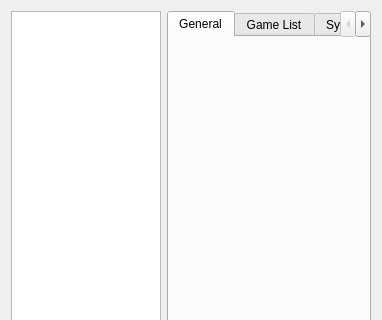
Old version of the form src/yuzu/configuration/configure.ui in the repository formylover/yuzu-early-access; both pictures show x 0 to 382 and y 0 to 320 of the 382 by 650 pixel window.
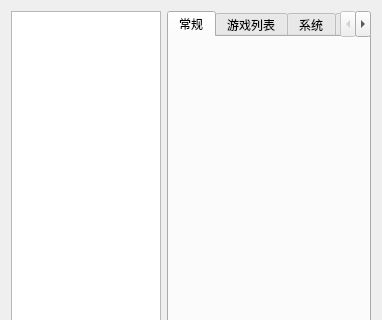
New version of the form. Custom widgets are drawn as their Qt base class.

Patch:
```diff
--- a/src/yuzu/configuration/configure.ui
+++ b/src/yuzu/configuration/configure.ui
@@ -45,67 +45,67 @@
        </property>
        <widget class="ConfigureGeneral" name="generalTab">
         <attribute name="title">
-         <string>General</string>
+         <string>常规</string>
         </attribute>
        </widget>
        <widget class="ConfigureUi" name="uiTab">
         <attribute name="title">
-         <string>Game List</string>
+         <string>游戏列表</string>
         </attribute>
        </widget>
        <widget class="ConfigureSystem" name="systemTab">
         <attribute name="title">
-         <string>System</string>
+         <string>系统</string>
         </attribute>
        </widget>
        <widget class="ConfigureProfileManager" name="profileManagerTab">
         <attribute name="title">
-         <string>Profiles</string>
+         <string>简介</string>
         </attribute>
        </widget>
        <widget class="ConfigureFilesystem" name="filesystemTab">
         <attribute name="title">
-         <string>Filesystem</string>
+         <string>文件系统</string>
         </attribute>
        </widget>
        <widget class="ConfigureInputSimple" name="inputTab">
         <attribute name="title">
-         <string>Input</string>
+         <string>输入</string>
         </attribute>
        </widget>
        <widget class="ConfigureHotkeys" name="hotkeysTab">
         <attribute name="title">
-         <string>Hotkeys</string>
+         <string>热键</string>
         </attribute>
        </widget>
        <widget class="ConfigureGraphics" name="graphicsTab">
         <attribute name="title">
-         <string>Graphics</string>
+         <string>图形</string>
         </attribute>
        </widget>
        <widget class="ConfigureGraphicsAdvanced" name="graphicsAdvancedTab">
         <attribute name="title">
-         <string>GraphicsAdvanced</string>
+         <string>图形高级</string>
         </attribute>
        </widget>
        <widget class="ConfigureAudio" name="audioTab">
         <attribute name="title">
-         <string>Audio</string>
+         <string>音频</string>
         </attribute>
        </widget>
        <widget class="ConfigureDebug" name="debugTab">
         <attribute name="title">
-         <string>Debug</string>
+         <string>调试</string>
         </attribute>
        </widget>
        <widget class="ConfigureWeb" name="webTab">
         <attribute name="title">
-         <string>Web</string>
+         <string>网络</string>
         </attribute>
        </widget>
        <widget class="ConfigureService" name="serviceTab">
         <attribute name="title">
-         <string>Services</string>
+         <string>服务</string>
         </attribute>
        </widget>
       </widget>
```
Left out of the diff: 2 changed lines with no effect on the pictures.
